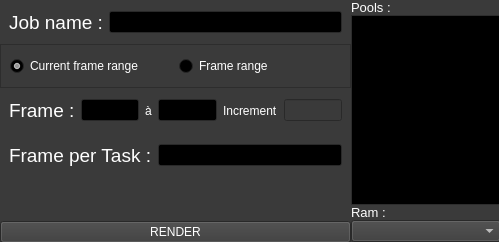
First picture: the form in submitter/qt/submitter.ui, repository ArtFXDev/submitter, before the edit.
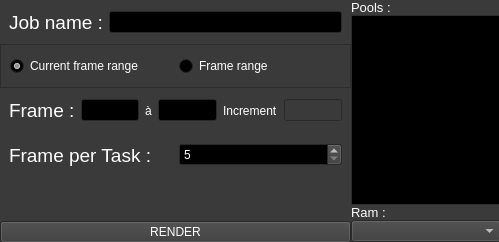
Second picture: the form after the edit.

```diff
--- a/submitter/qt/submitter.ui
+++ b/submitter/qt/submitter.ui
@@ -515,7 +515,11 @@
            </widget>
           </item>
           <item>
-           <widget class="QLineEdit" name="input_frame_per_task"/>
+           <widget class="QSpinBox" name="input_frame_per_task">
+            <property name="minimum">
+             <number>5</number>
+            </property>
+           </widget>
           </item>
          </layout>
         </widget>
```
